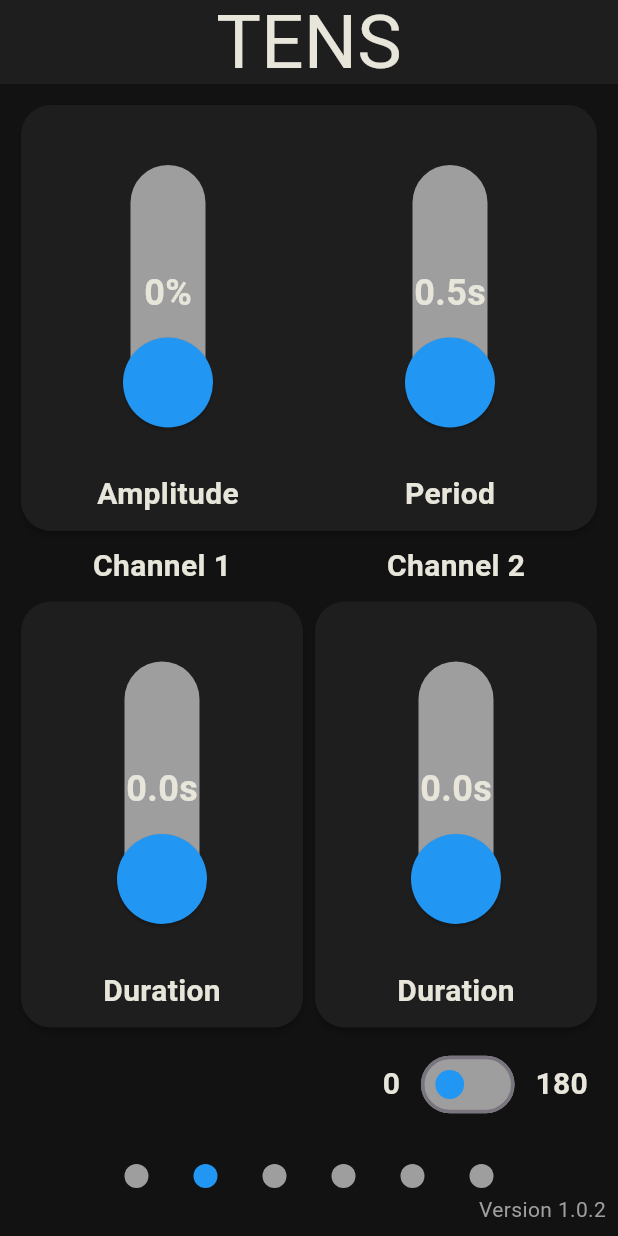
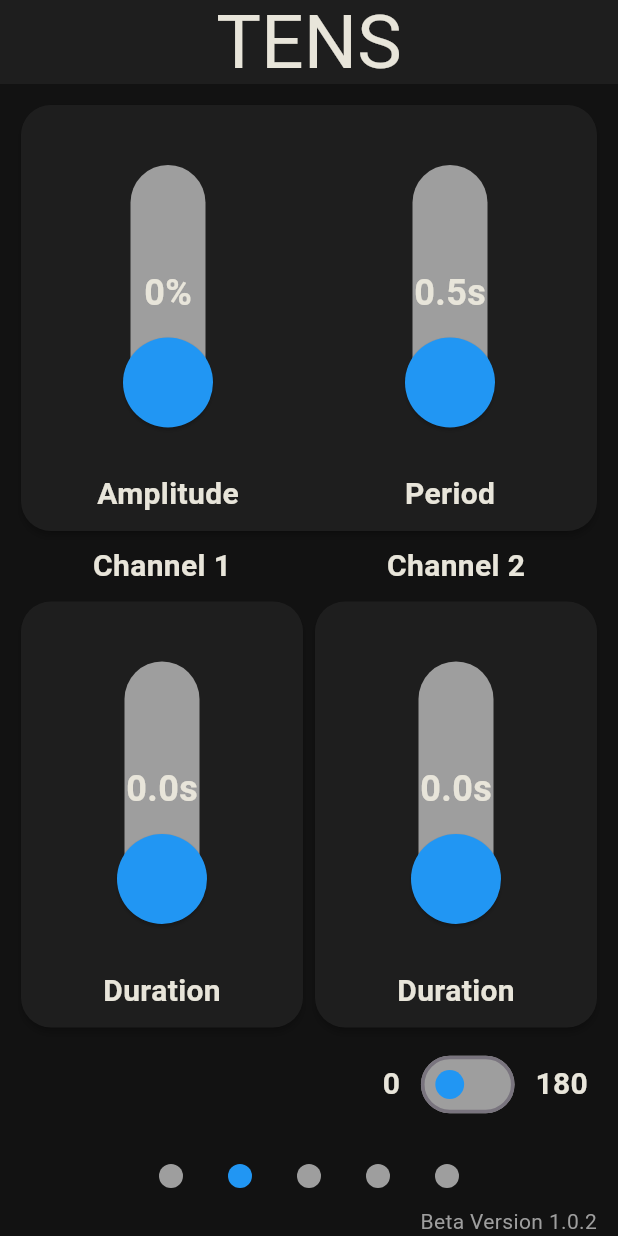
Before and after one commit to HaskizMe/PainDrainPhoneApp, a Flutter app: the PageNavigation screen opened directly, after a tap on an icon or button, on a phone screen of 412 x 824 dp. Run offline on Flutter 3.47's test engine with Material 3 defaults, Android fonts, the phone set to English and light mode, and no system bars; our stand-ins replace device_preview, dots_indicator, flutter_blue_plus, get, package_info_plus, percent_indicator and 2 more; accounts and stored records are empty.

Commit message:
removed command text from device and adjusted version text, also disbaled register page for test flight version

```diff
--- a/lib/main.dart
+++ b/lib/main.dart
@@ -90,7 +90,7 @@ class _PageNavigationState extends State<PageNavigation> with WidgetsBindingObse
     const TENSSettings(),
     const TempSettings(),
     const VibrationSettings(),
-    const RegisterState(),
+    // const RegisterState(),
     const PresetSettings()
   ];
   @override
@@ -216,9 +216,9 @@ class _PageNavigationState extends State<PageNavigation> with WidgetsBindingObse
           const Align(
             alignment: Alignment.bottomRight,
             child: Padding(
-              padding: EdgeInsets.only(bottom: 8.0, right: 8.0),
+              padding: EdgeInsets.only(bottom: 0.0, right: 14.0),
               child: Text(
-                  'Version 1.0.2',
+                  'Beta Version 1.0.2',
                 style: TextStyle(
                   color: Colors.grey
                 ),
--- a/lib/screens/TENS_settings.dart
+++ b/lib/screens/TENS_settings.dart
@@ -359,16 +359,16 @@ class _TENSSettingsState extends State<TENSSettings> with WidgetsBindingObserver
                         ],
                       ),
                     ),
-                    const SizedBox(height: 5),
-                    if(readValue.isNotEmpty)
-                      Text(
-                        readValue,
-                        style: const TextStyle(
-                          color: AppColors.offWhite,
-                          fontWeight: FontWeight.bold,
-                          fontSize: 20,
-                        ),
-                      ),
+                    // const SizedBox(height: 5),
+                    // if(readValue.isNotEmpty)
+                    //   Text(
+                    //     readValue,
+                    //     style: const TextStyle(
+                    //       color: AppColors.offWhite,
+                    //       fontWeight: FontWeight.bold,
+                    //       fontSize: 20,
+                    //     ),
+                    //   ),
                   ],
                 ),
                 const SizedBox(height: 80),
--- a/lib/screens/temp_settings.dart
+++ b/lib/screens/temp_settings.dart
@@ -255,16 +255,16 @@ class _TempSettingsState extends State<TempSettings> {
                       ),
                     ),
                   ),
-                  const SizedBox(height: 10),
-                  if(readValue.isNotEmpty)
-                    Text(
-                      readValue,
-                      style: const TextStyle(
-                        color: AppColors.offWhite,
-                        fontWeight: FontWeight.bold,
-                        fontSize: 20,
-                      ),
-                    ),
+                  // const SizedBox(height: 10),
+                  // if(readValue.isNotEmpty)
+                  //   Text(
+                  //     readValue,
+                  //     style: const TextStyle(
+                  //       color: AppColors.offWhite,
+                  //       fontWeight: FontWeight.bold,
+                  //       fontSize: 20,
+                  //     ),
+                  //   ),
                 ],
               ),
             ),
--- a/lib/screens/vibration_settings.dart
+++ b/lib/screens/vibration_settings.dart
@@ -215,16 +215,16 @@ class _VibrationSettingsState extends State<VibrationSettings> {
                       ),
                     ),
                   ),
-                  const SizedBox(height: 10),
-                  if(readValue.isNotEmpty)
-                    Text(
-                      readValue,
-                      style: const TextStyle(
-                        color: AppColors.offWhite,
-                        fontWeight: FontWeight.bold,
-                        fontSize: 20,
-                      ),
-                    ),
+                  // const SizedBox(height: 10),
+                  // if(readValue.isNotEmpty)
+                  //   Text(
+                  //     readValue,
+                  //     style: const TextStyle(
+                  //       color: AppColors.offWhite,
+                  //       fontWeight: FontWeight.bold,
+                  //       fontSize: 20,
+                  //     ),
+                  //   ),
                   const SizedBox(height: 80)
                 ],
               )
```
Also changed, not shown: assets/PainDrainDeviceWithoutBackground.png (added).
